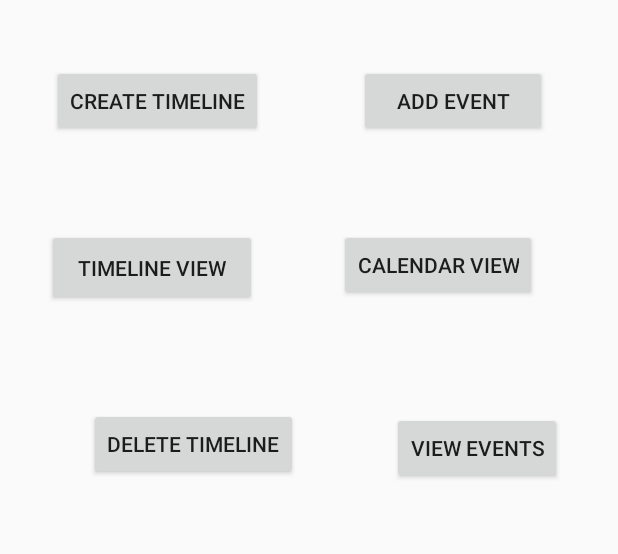
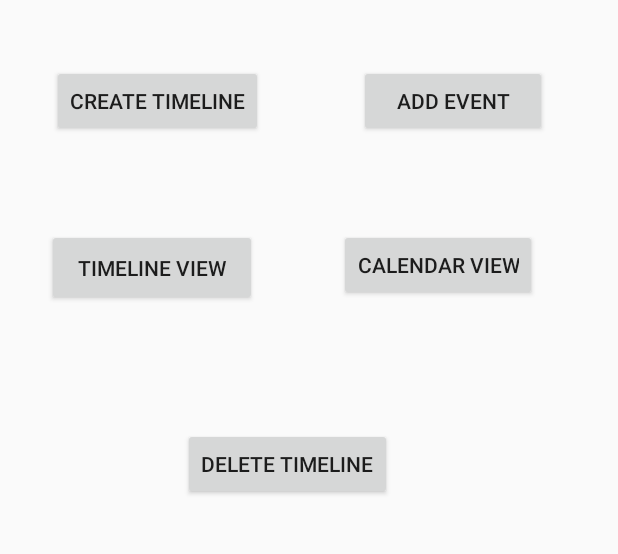
Before and after one commit to JCai2017/APT_Project, an Android app: the MainHUBActivity screen opened directly, with no data from a screen before it, on a phone screen of 412 x 824 dp, the part 210-764 px from its top. Run offline under Robolectric (Android 15) with nearby library versions, the phone set to English and light mode, and no system bars; 1 statement that could not run was skipped.

Commit message:
Removed Unnecessary activity

```diff
--- a/Thread/app/src/main/java/ee382apt/thread/MainHUBActivity.java
+++ b/Thread/app/src/main/java/ee382apt/thread/MainHUBActivity.java
@@ -16,7 +16,6 @@ public class MainHUBActivity extends AppCompatActivity implements
 
         findViewById(R.id.cTimeline).setOnClickListener(this);
         findViewById(R.id.AddEvent).setOnClickListener(this);
-        findViewById(R.id.ViewEvents).setOnClickListener(this);
         findViewById(R.id.DeleteTimeline).setOnClickListener(this);
         findViewById(R.id.ViewTimeLine).setOnClickListener(this);
         findViewById(R.id.ViewCalendar).setOnClickListener(this);
@@ -40,10 +39,6 @@ public class MainHUBActivity extends AppCompatActivity implements
             case R.id.DeleteTimeline:
                 intent = new Intent(this, DeleteTimelineActivity.class);
                 break;
-            case R.id.ViewEvents:
-                //TODO: Redirect to ViewEvents
-                //intent = new Intent(this, ViewEventActivity.class);
-                break;
             case R.id.ViewTimeLine:
                 //TODO: Add intent to TimeLine View
                 //intent = new Intent(this, );
--- a/Thread/app/src/main/res/layout/activity_edit_event.xml
+++ b/Thread/app/src/main/res/layout/activity_edit_event.xml
@@ -34,10 +34,11 @@
         app:layout_constraintRight_toRightOf="parent"
         android:layout_marginLeft="8dp"
         app:layout_constraintLeft_toLeftOf="parent"
-        tools:layout_editor_absoluteY="16dp"
         app:layout_constraintHorizontal_bias="1.0"
         android:layout_marginStart="8dp"
-        android:layout_marginEnd="153dp" />
+        android:layout_marginEnd="153dp"
+        app:layout_constraintTop_toTopOf="parent"
+        android:layout_marginTop="16dp" />
 
     <EditText
         android:id="@+id/LocationEntry"
--- a/Thread/app/src/main/res/layout/activity_main_hub.xml
+++ b/Thread/app/src/main/res/layout/activity_main_hub.xml
@@ -66,34 +66,26 @@
         android:layout_marginRight="8dp"
         app:layout_constraintRight_toRightOf="parent"
         app:layout_constraintLeft_toRightOf="@+id/ViewTimeLine"
-        android:layout_marginLeft="8dp" />
+        android:layout_marginLeft="8dp"
+        app:layout_constraintHorizontal_bias="0.507"
+        android:layout_marginBottom="8dp"
+        app:layout_constraintBottom_toTopOf="@+id/DeleteTimeline"
+        app:layout_constraintVertical_bias="0.0" />
 
     <Button
         android:id="@+id/DeleteTimeline"
         android:layout_width="wrap_content"
         android:layout_height="wrap_content"
         android:layout_marginBottom="8dp"
-        android:layout_marginLeft="8dp"
-        android:layout_marginRight="51dp"
+        android:layout_marginLeft="122dp"
         android:layout_marginTop="68dp"
         android:text="Delete TimeLine"
         app:layout_constraintBottom_toBottomOf="parent"
-        app:layout_constraintHorizontal_bias="0.814"
         app:layout_constraintLeft_toLeftOf="parent"
-        app:layout_constraintRight_toLeftOf="@+id/ViewEvents"
         app:layout_constraintTop_toBottomOf="@+id/ViewTimeLine"
-        app:layout_constraintVertical_bias="0.0" />
+        app:layout_constraintVertical_bias="0.038"
+        android:layout_marginRight="8dp"
+        app:layout_constraintRight_toRightOf="parent"
+        app:layout_constraintHorizontal_bias="0.0" />
 
-    <Button
-        android:id="@+id/ViewEvents"
-        android:layout_width="wrap_content"
-        android:layout_height="wrap_content"
-        android:layout_marginBottom="8dp"
-        android:layout_marginRight="37dp"
-        android:layout_marginTop="74dp"
-        android:text="View Events"
-        app:layout_constraintBottom_toBottomOf="parent"
-        app:layout_constraintRight_toRightOf="parent"
-        app:layout_constraintTop_toBottomOf="@+id/ViewCalendar"
-        app:layout_constraintVertical_bias="0.0" />
 </android.support.constraint.ConstraintLayout>
```
